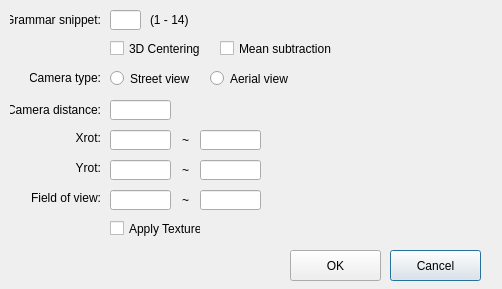
Above: BuildingMassEstimationCNN/ParameterEstimationDialog.ui from gnishida/BuildingMassEstimationCNN before the change. Below: the same form after it.
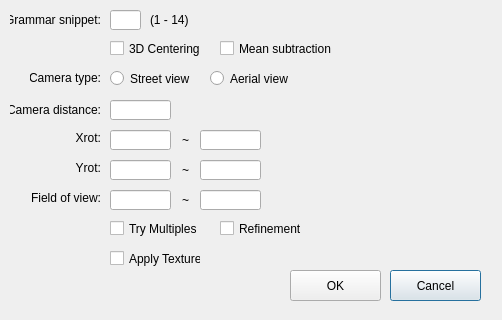
That is the form after the change.

Commit message: Add local refinement

```diff
--- a/BuildingMassEstimationCNN/ParameterEstimationDialog.ui
+++ b/BuildingMassEstimationCNN/ParameterEstimationDialog.ui
@@ -7,7 +7,7 @@
     <x>0</x>
     <y>0</y>
     <width>502</width>
-    <height>289</height>
+    <height>320</height>
    </rect>
   </property>
   <property name="windowTitle">
@@ -199,7 +199,7 @@
    <property name="geometry">
     <rect>
      <x>390</x>
-     <y>250</y>
+     <y>270</y>
      <width>91</width>
      <height>31</height>
     </rect>
@@ -212,7 +212,7 @@
    <property name="geometry">
     <rect>
      <x>290</x>
-     <y>250</y>
+     <y>270</y>
      <width>91</width>
      <height>31</height>
     </rect>
@@ -335,7 +335,7 @@
    <property name="geometry">
     <rect>
      <x>110</x>
-     <y>220</y>
+     <y>250</y>
      <width>91</width>
      <height>17</height>
     </rect>
@@ -344,6 +344,32 @@
     <string>Apply Texture</string>
    </property>
   </widget>
+  <widget class="QCheckBox" name="checkBoxRefinement">
+   <property name="geometry">
+    <rect>
+     <x>220</x>
+     <y>220</y>
+     <width>91</width>
+     <height>17</height>
+    </rect>
+   </property>
+   <property name="text">
+    <string>Refinement</string>
+   </property>
+  </widget>
+  <widget class="QCheckBox" name="checkBoxTryMultiples">
+   <property name="geometry">
+    <rect>
+     <x>110</x>
+     <y>220</y>
+     <width>91</width>
+     <height>17</height>
+    </rect>
+   </property>
+   <property name="text">
+    <string>Try Multiples</string>
+   </property>
+  </widget>
  </widget>
  <layoutdefault spacing="6" margin="11"/>
  <tabstops>
```
The commit also changes 18 other files.
